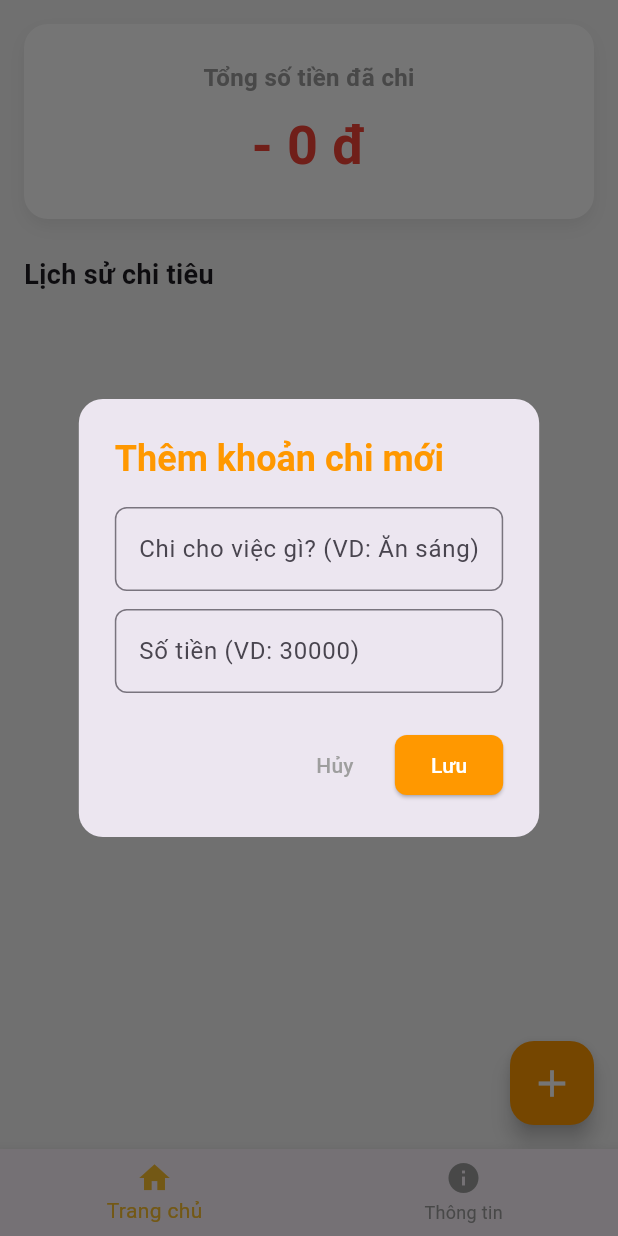
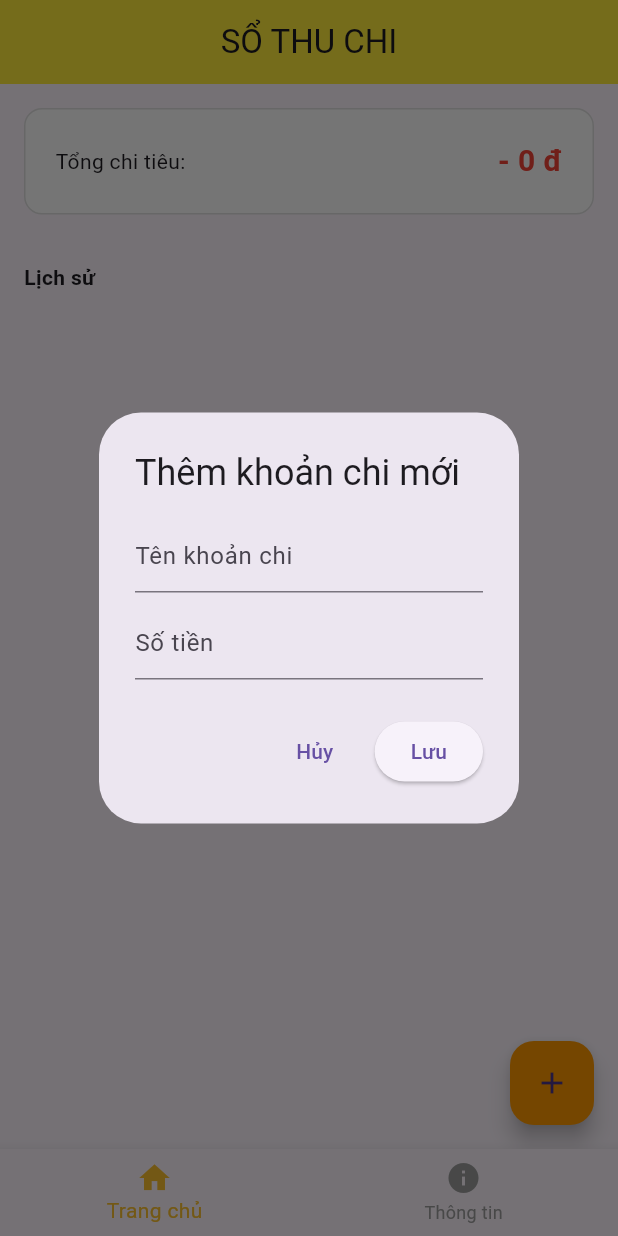
Before and after one commit to ManhHoa2405/2025_2_LTTBDD_N02_Nhom_12, a Flutter app: the screen it shows after launch, after a tap on the "add" icon, on a phone screen of 412 x 824 dp. Run offline on Flutter 3.47's test engine with Material 3 defaults, Android fonts, the phone set to English and light mode, and no system bars; our stand-ins replace hive_flutter; accounts and stored records are empty.

Commit message:
thêm chức năng xóa ghi chú và sửa lại code

```diff
--- a/lib/home_page.dart
+++ b/lib/home_page.dart
@@ -15,168 +15,82 @@ class _HomePageState extends State<HomePage> {
   @override
   void initState() {
     super.initState();
-    var duLieuCu = _myBox.get('danhSachThuChi');
-
-    if (duLieuCu != null) {
-      danhSachThuChi = (duLieuCu as List).map((item) {
-        return {
-          'ten': item['ten'].toString(),
-          'tien': item['tien'].toString(),
-        };
-      }).toList();
+    final data = _myBox.get('danhSachThuChi');
+    if (data != null) {
+      danhSachThuChi = List<Map<String, String>>.from(
+        (data as List).map((e) => Map<String, String>.from(e)),
+      );
     }
   }
 
-  // Hàm tính tổng số tiền đã chi
-  int tinhTongTien() {
-    int tong = 0;
-    for (var mucChi in danhSachThuChi) {
-      // Ép kiểu chữ (String) sang số nguyên (int) để cộng toán học
-      // Dùng tryParse để phòng trường hợp người dùng nhập chữ thay vì số
-      int tien = int.tryParse(mucChi['tien'] ?? '0') ?? 0;
-      tong += tien;
-    }
-    return tong;
-  }
+  // Output: Text (Hiển thị tổng tiền)
+  int get tongTien => danhSachThuChi.fold(0, (sum, item) => sum + (int.tryParse(item['tien'] ?? '0') ?? 0));
 
   void _hienThiCuaSoThemMoi() {
-    TextEditingController _tenController = TextEditingController();
-    TextEditingController _tienController = TextEditingController();
+    // Input: TextField (Sử dụng để nhập văn bản và số)
+    final tenController = TextEditingController();
+    final tienController = TextEditingController();
 
     showDialog(
       context: context,
-      builder: (BuildContext context) {
-        return AlertDialog(
-          shape: RoundedRectangleBorder(borderRadius: BorderRadius.circular(16)),
-          title: const Text(
-            'Thêm khoản chi mới',
-            style: TextStyle(color: Colors.orange, fontWeight: FontWeight.bold),
-          ),
-          content: Column(
+      builder: (context) => AlertDialog(
+        title: const Text('Thêm khoản chi mới'),
+        content: Column( // Layout: Column
           mainAxisSize: MainAxisSize.min,
           children: [
             TextField(
-                controller: _tenController,
-                decoration: InputDecoration(
-                  hintText: 'Chi cho việc gì? (VD: Ăn sáng)',
-                  border: OutlineInputBorder(borderRadius: BorderRadius.circular(8)),
+              controller: tenController,
+              decoration: const InputDecoration(hintText: 'Tên khoản chi')
             ),
-              ),
-              const SizedBox(height: 12),
+            const SizedBox(height: 10),
             TextField(
-                controller: _tienController,
+              controller: tienController,
               keyboardType: TextInputType.number,
-                decoration: InputDecoration(
-                  hintText: 'Số tiền (VD: 30000)',
-                  border: OutlineInputBorder(borderRadius: BorderRadius.circular(8)),
-                ),
+              decoration: const InputDecoration(hintText: 'Số tiền')
             ),
           ],
         ),
         actions: [
-            TextButton(
-              onPressed: () => Navigator.pop(context),
-              child: const Text('Hủy', style: TextStyle(color: Colors.grey)),
-            ),
+          TextButton(onPressed: () => Navigator.pop(context), child: const Text('Hủy')),
+          // Input: button (Dùng ElevatedButton làm nút bấm)
           ElevatedButton(
-              style: ElevatedButton.styleFrom(
-                backgroundColor: Colors.orange,
-                shape: RoundedRectangleBorder(borderRadius: BorderRadius.circular(8)),
-              ),
             onPressed: () async {
-                if (_tenController.text.isNotEmpty && _tienController.text.isNotEmpty) {
-                  setState(() {
-                    danhSachThuChi.add({
-                      'ten': _tenController.text,
-                      'tien': _tienController.text,
-                    });
-                  });
+              if (tenController.text.isNotEmpty && tienController.text.isNotEmpty) {
+                setState(() => danhSachThuChi.add({'ten': tenController.text, 'tien': tienController.text}));
                 await _myBox.put('danhSachThuChi', danhSachThuChi);
-                  Navigator.pop(context);
+                if (mounted) Navigator.pop(context);
               }
             },
-              child: const Text('Lưu', style: TextStyle(color: Colors.white)),
+            child: const Text('Lưu'),
           ),
         ],
-        );
-      },
+      ),
     );
   }
 
   @override
   Widget build(BuildContext context) {
+    // Combined: Scaffold (Cấu trúc cơ bản của trang)
     return Scaffold(
-      backgroundColor: Colors.grey[100],
-      body: Column(
+      appBar: AppBar(
+        title: const Text('SỔ THU CHI'), // Output: Text
+        backgroundColor: Colors.yellow,
+        centerTitle: true,
+      ),
+      body: Column( // Layout: Column
         children: [
-          // Phần hiển thị Tổng tiền đã chi
-          Container(
-            width: double.infinity,
-            margin: const EdgeInsets.all(16.0),
-            padding: const EdgeInsets.symmetric(vertical: 24.0, horizontal: 16.0),
-            decoration: BoxDecoration(
-              color: Colors.white,
-              borderRadius: BorderRadius.circular(16),
-              boxShadow: [
-                BoxShadow(
-                  color: Colors.grey.withOpacity(0.2),
-                  blurRadius: 10,
-                  offset: const Offset(0, 5),
-                ),
-              ],
-            ),
-            child: Column(
-              children: [
-                const Text(
-                  'Tổng số tiền đã chi',
-                  style: TextStyle(fontSize: 16, color: Colors.grey, fontWeight: FontWeight.bold),
-                ),
-                const SizedBox(height: 8),
-                Text(
-                  // Gọi hàm tính tổng tiền ở đây
-                  '- ${tinhTongTien()} đ',
-                  style: const TextStyle(
-                    fontSize: 36,
-                    fontWeight: FontWeight.bold,
-                    color: Colors.red
+          _buildHeader(),
+          const Padding(
+            padding: EdgeInsets.all(16.0),
+            child: Align(
+              alignment: Alignment.centerLeft,
+              child: Text('Lịch sử', style: TextStyle(fontWeight: FontWeight.bold))
             ),
           ),
-              ],
-            ),
-          ),
-
-          const Padding(
-            padding: EdgeInsets.symmetric(horizontal: 16.0, vertical: 8.0),
-            child: Align(
-              alignment: Alignment.centerLeft,
-              child: Text(
-                'Lịch sử chi tiêu',
-                style: TextStyle(fontSize: 18, fontWeight: FontWeight.bold),
-              ),
-            ),
-          ),
-
-          // Phần danh sách các mục chi tiêu
           Expanded(
-            child: ListView.builder(
+            child: ListView.builder( // Output: ListView
               itemCount: danhSachThuChi.length,
-              itemBuilder: (context, index) {
-                return Card(
-                  margin: const EdgeInsets.symmetric(horizontal: 16, vertical: 8),
-                  elevation: 2,
-                  child: ListTile(
-                    leading: const Icon(Icons.monetization_on, color: Colors.orange, size: 30),
-                    title: Text(
-                      danhSachThuChi[index]['ten']!,
-                      style: const TextStyle(fontWeight: FontWeight.bold, fontSize: 18),
-                    ),
-                    trailing: Text(
-                      '- ${danhSachThuChi[index]['tien']} đ',
-                      style: const TextStyle(color: Colors.red, fontWeight: FontWeight.bold, fontSize: 16),
-                    ),
-                  ),
-                );
-              },
+              itemBuilder: (context, index) => _buildListItem(index),
             ),
           ),
         ],
@@ -184,8 +98,55 @@ class _HomePageState extends State<HomePage> {
       floatingActionButton: FloatingActionButton(
         onPressed: _hienThiCuaSoThemMoi,
         backgroundColor: Colors.orange,
-        shape: RoundedRectangleBorder(borderRadius: BorderRadius.circular(16)),
-        child: const Icon(Icons.add, color: Colors.white, size: 30),
+        child: const Icon(Icons.add), // Output: Icon
+      ),
+    );
+  }
+
+  Widget _buildHeader() {
+    return Container(
+      margin: const EdgeInsets.all(16),
+      padding: const EdgeInsets.all(20),
+      decoration: BoxDecoration(
+        color: Colors.white,
+        borderRadius: BorderRadius.circular(12),
+        border: Border.all(color: Colors.grey.shade300)
+      ),
+      child: Row( // Layout: Row
+        mainAxisAlignment: MainAxisAlignment.spaceBetween,
+        children: [
+          const Text('Tổng chi tiêu:'), // Output: Text
+          Text(
+            '- $tongTien đ',
+            style: const TextStyle(color: Colors.red, fontSize: 20, fontWeight: FontWeight.bold)
+          ),
+        ],
+      ),
+    );
+  }
+
+  Widget _buildListItem(int index) {
+    final item = danhSachThuChi[index];
+    return Card(
+      margin: const EdgeInsets.symmetric(horizontal: 16, vertical: 5),
+      child: ListTile(
+        leading: const Icon(Icons.shopping_cart, color: Colors.orange), // Output: Icon
+        title: Text(item['ten']!), // Output: Text
+        trailing: Row( // Layout: Row (Kết hợp Icon và Text ở đuôi dòng)
+          mainAxisSize: MainAxisSize.min,
+          children: [
+            Text('${item['tien']} đ', style: const TextStyle(color: Colors.red)),
+            const SizedBox(width: 10),
+            // Input: GestureDetector (Dùng để bắt sự kiện nhấn xóa)
+            GestureDetector(
+              onTap: () async {
+                setState(() => danhSachThuChi.removeAt(index));
+                await _myBox.put('danhSachThuChi', danhSachThuChi);
+              },
+              child: const Icon(Icons.delete, color: Colors.grey),
+            ),
+          ],
+        ),
       ),
     );
   }
```
Lines whose indentation alone changed are shown as unchanged.
